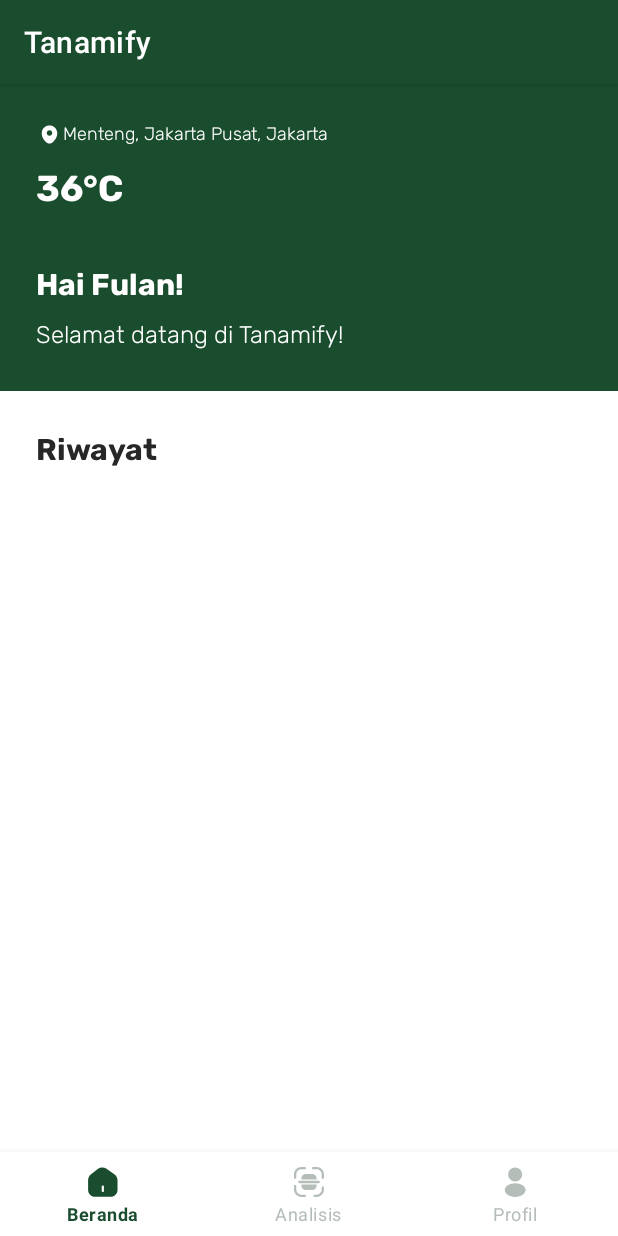
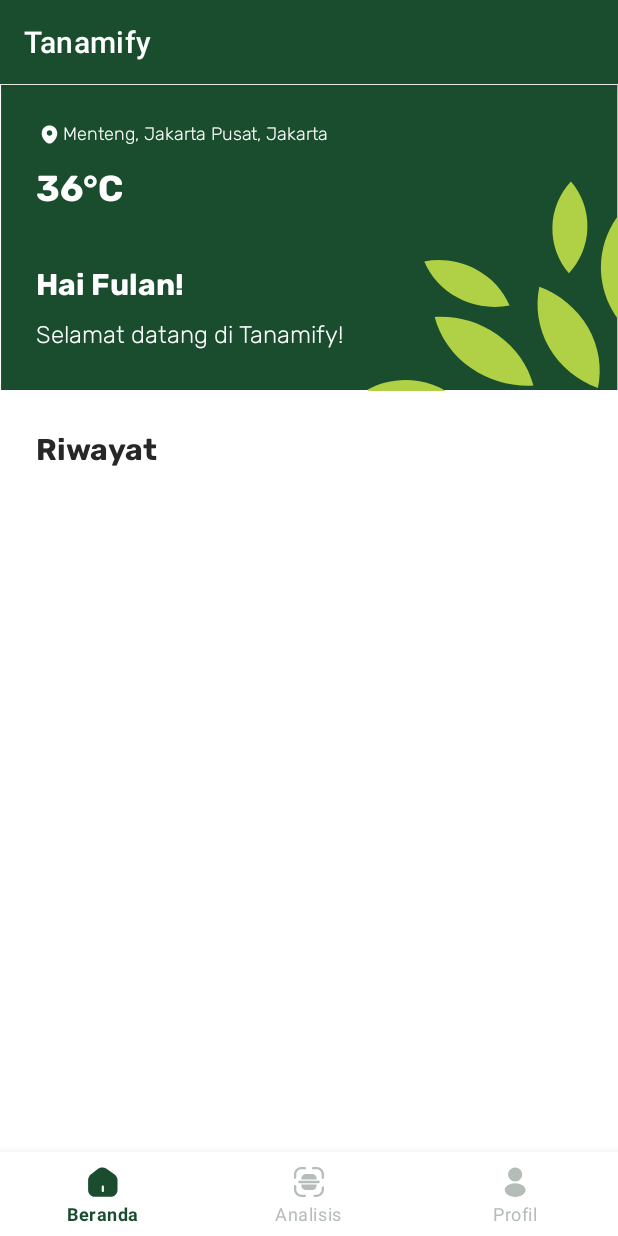
Before and after one commit to Tanamify/MD-Tanamify, an Android app: the HomeFragment screen opened directly, with no data from a screen before it, on a phone screen of 412 x 824 dp. Run offline under Robolectric (Android 15) with nearby library versions, the phone set to English and light mode, and no system bars; our stand-ins replace navigation-ui; network calls fail; pictures from the network do not load.

Commit message:
fix: hero

```diff
--- /dev/null
+++ b/app/src/main/res/drawable/hero.xml
@@ -0,0 +1,35 @@
+<?xml version="1.0" encoding="utf-8"?>
+<vector xmlns:android="http://schemas.android.com/apk/res/android"
+    android:width="361dp"
+    android:height="190dp"
+    android:viewportWidth="361"
+    android:viewportHeight="190">
+
+    <path
+        android:fillColor="#1A4D2E"
+        android:pathData="M 0.625 0.610596 H 360.625 V 189.382596 H 0.625 V 0.610596 Z" />
+    <path
+        android:fillColor="#B0D145"
+        android:fillType="evenOdd"
+        android:pathData="M320.76 163.035C314.314 151.091 312.596 137.769 315.049 125.42C326.743 130.05 336.929 138.707 343.509 150.686C349.956 162.629 351.709 175.818 349.257 188.167C337.478 183.586 327.292 174.93 320.76 163.035Z" />
+    <path
+        android:fillColor="#B0D145"
+        android:fillType="evenOdd"
+        android:pathData="M275.113 175.759C264.13 167.675 256.984 156.474 253.927 144.151C266.566 143.388 279.418 146.899 290.401 154.983C301.384 163.067 308.579 174.353 311.588 186.591C298.948 187.354 286.096 183.843 275.113 175.759Z" />
+    <path
+        android:fillColor="#B0D145"
+        android:fillType="evenOdd"
+        android:pathData="M377.003 116.916C375.49 103.363 369.359 91.5753 360.213 82.7683C353.236 93.335 349.853 106.221 351.366 119.775C352.879 133.328 359.059 145.2 368.155 153.922C375.133 143.356 378.515 130.469 377.003 116.916Z" />
+    <path
+        android:fillColor="#B0D145"
+        android:fillType="evenOdd"
+        android:pathData="M240.857 204.109C230.204 202.258 221.086 196.817 214.634 189.16C223.258 184.179 233.76 182.058 244.365 183.824C255.017 185.674 264.051 191.164 270.588 198.773C261.879 203.803 251.51 205.959 240.857 204.109Z" />
+    <path
+        android:fillColor="#B0D145"
+        android:fillType="evenOdd"
+        android:pathData="M343.129 88.9151C343.445 78.138 339.78 68.082 333.497 60.3268C326.906 67.8527 322.905 77.7152 322.673 88.4435C322.406 99.3052 326.022 109.277 332.354 117.116C338.896 109.506 342.947 99.728 343.129 88.9151Z" />
+    <path
+        android:fillColor="#B0D145"
+        android:fillType="evenOdd"
+        android:pathData="M267.79 132.425C258.297 127.312 251.504 119.063 247.842 109.794C257.655 107.847 268.197 109.31 277.689 114.422C287.146 119.668 293.976 127.784 297.686 137.138C287.825 139.001 277.247 137.671 267.79 132.425Z" />
+</vector>
--- a/app/src/main/res/layout/fragment_home.xml
+++ b/app/src/main/res/layout/fragment_home.xml
@@ -12,8 +12,9 @@
         android:layout_width="match_parent"
         android:layout_height="wrap_content"
         android:orientation="vertical"
-        android:background="@color/green_primary"
-        android:padding="24dp">
+        android:background="@drawable/hero"
+        android:padding="24dp"
+        android:layout_margin="0dp">
 
         <TextView
             android:id="@+id/tv_location"
```
Also changed, not shown: app/src/main/res/drawable/bg_hero.png (deleted).
